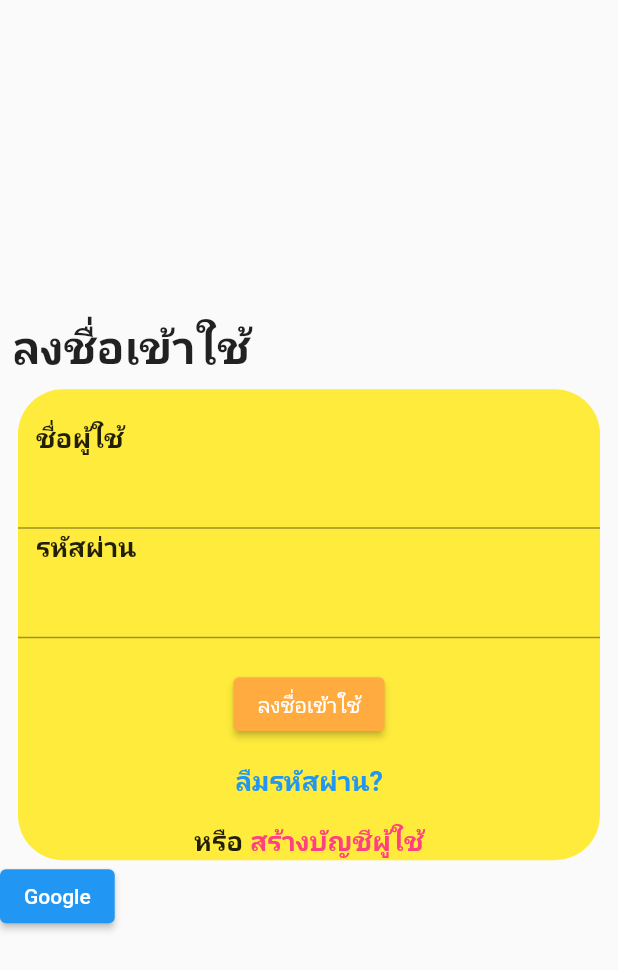
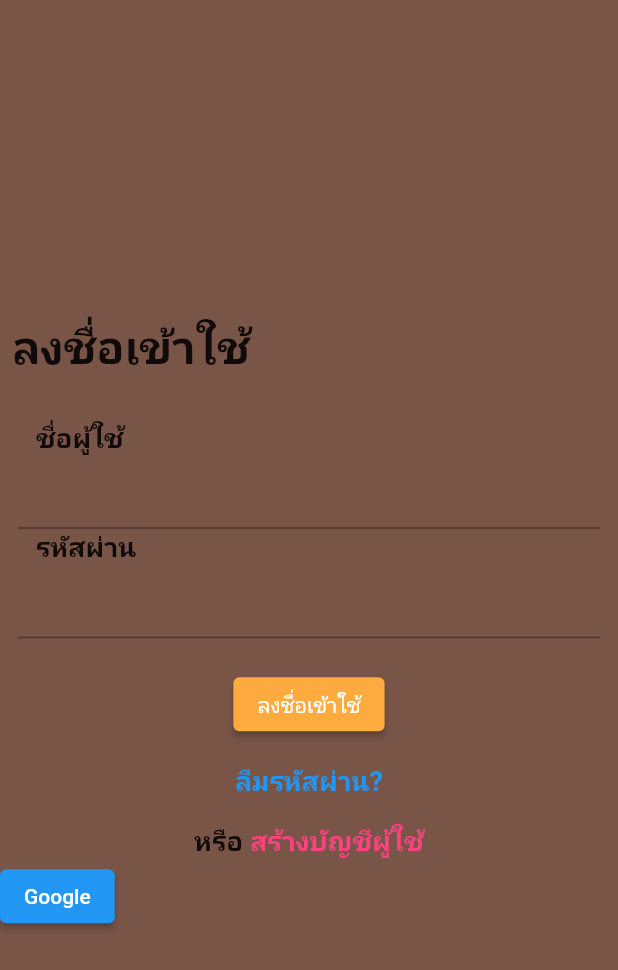
Before and after one commit to AINutritionProject/KinDeeUDee, a Flutter app: the LoginPage screen opened directly, on a phone screen of 412 x 824 dp. Shown: the top 970 px of the screen. Run offline on Flutter 3.47's test engine with Material 2 defaults, Android fonts, the phone set to English and light mode, and no system bars; our stand-ins replace firebase_auth, firebase_core, google_sign_in; accounts and stored records are empty.

Commit message:
make login page wipwap

```diff
--- a/lib/pages/login.dart
+++ b/lib/pages/login.dart
@@ -2,6 +2,8 @@ import 'package:appfood2/auth.dart';
 import 'package:flutter/material.dart';
 import 'package:appfood2/pages/register.dart';
 import 'package:google_sign_in/google_sign_in.dart';
+import 'dart:math';
+import 'dart:async';
 
 class LogInForm extends StatefulWidget {
   const LogInForm({super.key});
@@ -127,10 +129,37 @@ class _LogInFormState extends State<LogInForm> {
 
 class _LoginPageState extends State<LoginPage> {
   final GoogleSignIn _googleSignIn = GoogleSignIn();
+  Color _color = Colors.white;
+  Color _color2 = Colors.black;
+  late Timer _timer;
+
+  // function to random color
+  void _randomColor() {
+    setState(() {
+      _color = Colors.primaries[Random().nextInt(Colors.primaries.length)];
+      _color2 = Colors.primaries[Random().nextInt(Colors.primaries.length)];
+    });
+  }
+
+  // random backgroundColor every 0.2 second when start Widget
+  @override
+  void initState() {
+    _timer = Timer.periodic(const Duration(milliseconds: 50), (timer) {
+      _randomColor();
+    });
+    super.initState();
+  }
+
+  @override
+  void dispose() {
+    _timer.cancel();
+    super.dispose();
+  }
 
   @override
   Widget build(BuildContext context) {
     return Scaffold(
+      backgroundColor: _color,
       body: Column(
         crossAxisAlignment: CrossAxisAlignment.start,
         mainAxisAlignment: MainAxisAlignment.center,
@@ -145,9 +174,9 @@ class _LoginPageState extends State<LoginPage> {
           Padding(
             padding: const EdgeInsets.symmetric(horizontal: 12),
             child: Container(
-              decoration: const BoxDecoration(
-                  color: Colors.yellow,
-                  borderRadius: BorderRadius.all(Radius.circular(30))),
+              decoration: BoxDecoration(
+                  color: _color2,
+                  borderRadius: const BorderRadius.all(Radius.circular(30))),
               child: const LogInForm(),
             ),
           ),
```
